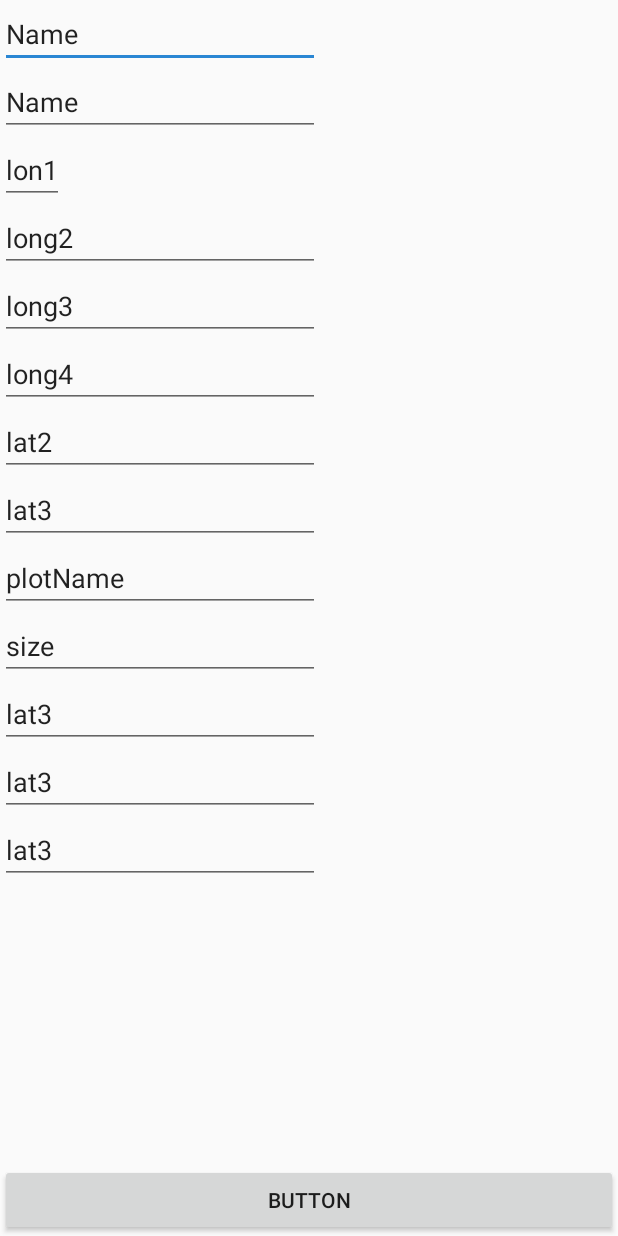
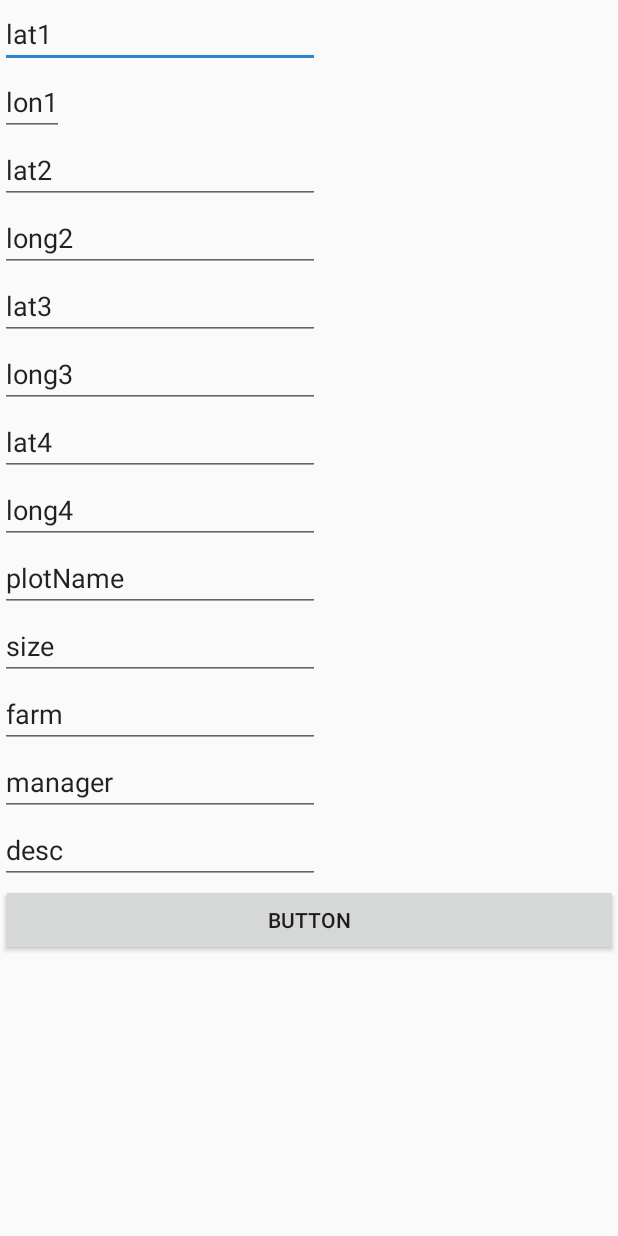
Before and after one commit to Rawkush/farm-app, an Android app: the AddPlot screen opened directly, with no data from a screen before it, on a phone screen of 412 x 824 dp. Run offline under Robolectric (Android 15) with nearby library versions, the light colour scheme and no system bars; our stand-ins replace Volley; network calls fail.

```diff
--- a/app/src/main/java/farm/gecdevelopers/com/farm/activity/admin/AddPlot.java
+++ b/app/src/main/java/farm/gecdevelopers/com/farm/activity/admin/AddPlot.java
@@ -3,6 +3,8 @@ package farm.gecdevelopers.com.farm.activity.admin;
 import android.os.Bundle;
 import android.support.v7.app.AppCompatActivity;
 import android.util.Log;
+import android.widget.Button;
+import android.widget.EditText;
 import android.widget.Toast;
 
 import com.android.volley.AuthFailureError;
@@ -22,15 +24,29 @@ import farm.gecdevelopers.com.farm.R;
 public class AddPlot extends AppCompatActivity {
 
     RequestQueue queue;
+    EditText edLatOne, edLatTwo, edLatThree, edLatFour, edLongOne, geLongTwo, edLongThree, edLongFour;
+    Button submit;
+    EditText edSize, edDescription, edPlotName, edManager, edFarm;
 
     @Override
     protected void onCreate(Bundle savedInstanceState) {
         super.onCreate(savedInstanceState);
         setContentView(R.layout.activity_add_plot);
+        bindViews();
+    }
+
+    private void bindViews() {
+
         queue = Volley.newRequestQueue(this);
+        edDescription = findViewById(R.id.description);
+        edFarm = findViewById(R.id.farm);
+        edLatFour = findViewById(R.id.latitude4);
+        edLatOne = findViewById(R.id.latitude1);
+        edLatThree = findViewById(R.id.latitude3);
+        edLatTwo = findViewById(R.id.latitude2);
+
 
     }
-
 
     private void sendDataToDatabse() {
 
--- a/app/src/main/java/farm/gecdevelopers/com/farm/fragments/AddManagers.java
+++ b/app/src/main/java/farm/gecdevelopers/com/farm/fragments/AddManagers.java
@@ -14,11 +14,6 @@ import farm.gecdevelopers.com.farm.R;
 public class AddManagers extends Fragment {
 
 
-    @Override
-    public void onCreate(Bundle savedInstanceState) {
-        super.onCreate(savedInstanceState);
-
-    }
 
     @Override
     public View onCreateView(LayoutInflater inflater, ViewGroup container,
--- a/app/src/main/res/layout/activity_add_plot.xml
+++ b/app/src/main/res/layout/activity_add_plot.xml
@@ -4,6 +4,10 @@
     android:layout_width="match_parent"
     android:layout_height="match_parent"
     tools:context=".activity.admin.AddPlot">
+
+    <ScrollView
+        android:layout_width="match_parent"
+        android:layout_height="match_parent">
 
         <LinearLayout
             android:layout_width="match_parent"
@@ -16,15 +20,7 @@
                 android:layout_height="wrap_content"
                 android:ems="10"
                 android:inputType="textPersonName"
-            android:text="Name" />
-
-        <EditText
-            android:id="@+id/latitude4"
-            android:layout_width="wrap_content"
-            android:layout_height="wrap_content"
-            android:ems="10"
-            android:inputType="textPersonName"
-            android:text="Name" />
+                android:text="lat1" />
 
             <EditText
                 android:id="@+id/longitude1"
@@ -32,6 +28,15 @@
                 android:layout_height="wrap_content"
                 android:inputType="textPersonName"
                 android:text="lon1" />
+
+
+            <EditText
+                android:id="@+id/latitude2"
+                android:layout_width="wrap_content"
+                android:layout_height="wrap_content"
+                android:ems="10"
+                android:inputType="textPersonName"
+                android:text="lat2" />
 
             <EditText
                 android:id="@+id/longitude2"
@@ -42,6 +47,14 @@
                 android:text="long2" />
 
             <EditText
+                android:id="@+id/latitude3"
+                android:layout_width="wrap_content"
+                android:layout_height="wrap_content"
+                android:ems="10"
+                android:inputType="textPersonName"
+                android:text="lat3" />
+
+            <EditText
                 android:id="@+id/longitude3"
                 android:layout_width="wrap_content"
                 android:layout_height="wrap_content"
@@ -50,28 +63,20 @@
                 android:text="long3" />
 
             <EditText
+                android:id="@+id/latitude4"
+                android:layout_width="wrap_content"
+                android:layout_height="wrap_content"
+                android:ems="10"
+                android:inputType="textPersonName"
+                android:text="lat4" />
+
+            <EditText
                 android:id="@+id/longitude4"
                 android:layout_width="wrap_content"
                 android:layout_height="wrap_content"
                 android:ems="10"
                 android:inputType="textPersonName"
                 android:text="long4" />
-
-        <EditText
-            android:id="@+id/latitude2"
-            android:layout_width="wrap_content"
-            android:layout_height="wrap_content"
-            android:ems="10"
-            android:inputType="textPersonName"
-            android:text="lat2" />
-
-        <EditText
-            android:id="@+id/latitude3"
-            android:layout_width="wrap_content"
-            android:layout_height="wrap_content"
-            android:ems="10"
-            android:inputType="textPersonName"
-            android:text="lat3" />
 
 
             <EditText
@@ -96,7 +101,7 @@
                 android:layout_height="wrap_content"
                 android:ems="10"
                 android:inputType="textPersonName"
-            android:text="lat3" />
+                android:text="farm" />
 
             <EditText
                 android:id="@+id/manager"
@@ -104,7 +109,7 @@
                 android:layout_height="wrap_content"
                 android:ems="10"
                 android:inputType="textPersonName"
-            android:text="lat3" />
+                android:text="manager" />
 
             <EditText
                 android:id="@+id/description"
@@ -112,11 +117,7 @@
                 android:layout_height="wrap_content"
                 android:ems="10"
                 android:inputType="textPersonName"
-            android:text="lat3" />
-
-
-    </LinearLayout>
-
+                android:text="desc" />
 
             <Button
                 android:id="@+id/submit"
@@ -126,4 +127,9 @@
                 android:layout_alignParentBottom="true"
                 android:text="Button" />
 
+
+        </LinearLayout>
+    </ScrollView>
+
+
 </RelativeLayout>
--- a/app/src/main/res/layout/activity_create_account.xml
+++ b/app/src/main/res/layout/activity_create_account.xml
@@ -1,6 +1,5 @@
 <?xml version="1.0" encoding="utf-8"?>
 <RelativeLayout xmlns:android="http://schemas.android.com/apk/res/android"
-    xmlns:app="http://schemas.android.com/apk/res-auto"
     xmlns:tools="http://schemas.android.com/tools"
     android:layout_width="match_parent"
     android:layout_height="match_parent"
@@ -29,7 +28,7 @@
             android:layout_height="wrap_content"
             android:layout_marginStart="0dp"
             android:ems="10"
-            android:hint="Enter your username"
+            android:hint="Enter your name"
             android:inputType="textPersonName"
             android:textSize="18sp" />
 
--- a/app/src/main/res/values/strings.xml
+++ b/app/src/main/res/values/strings.xml
@@ -5,6 +5,8 @@
     <string name="login_to_your_account">Login to your Account</string>
     <string name="your_email">Username</string>
     <string name="password">Password</string>
+    <string name="cant_be_empty">Can\'t be empty</string>
+    <string name="select_type">Select account type</string>
 
     <!-- TODO: Remove or change this placeholder text -->
     <string name="hello_blank_fragment">Hello blank fragment</string>
```
Also changed, not shown: app/src/main/AndroidManifest.xml (+11 -6 lines), app/src/main/java/farm/gecdevelopers/com/farm/activity/admin/CreateAccount.java (+93 -52 lines), app/src/main/java/farm/gecdevelopers/com/farm/fragments/ManagersList.java (+6 -1 lines). Lines whose indentation alone changed are shown as unchanged.
